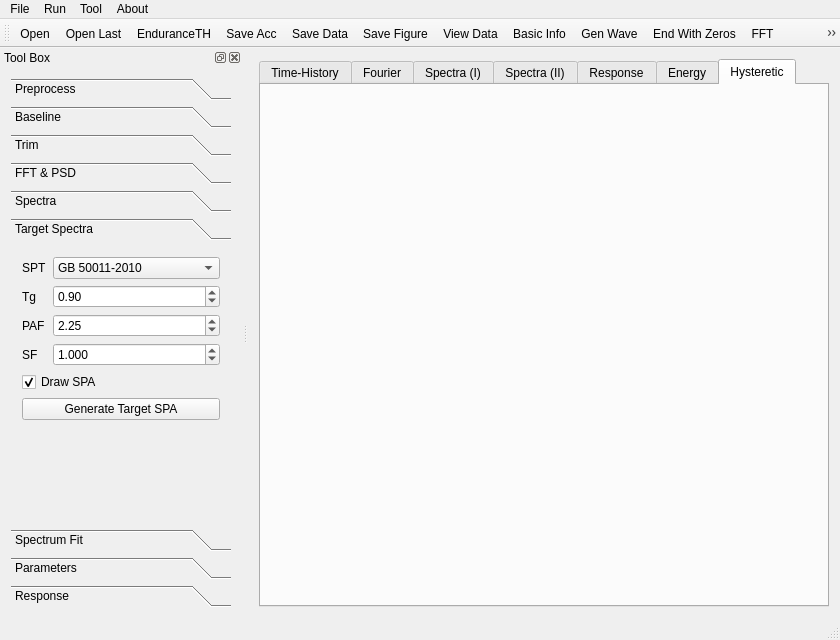
Qt form EQSignal/mainwindow.ui (Panchatantra/EQSignal) before a commit.
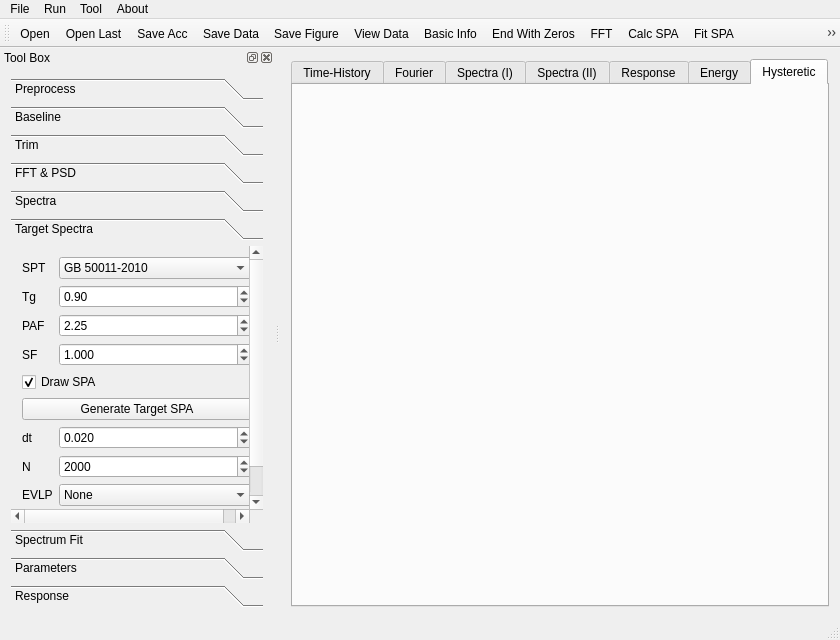
The same form after that commit. The open tabs and pages were chosen to show the change. Icons and pictures are not drawn. Custom widgets are drawn as their Qt base class.

Commit message: artificial wave

Patch:
```diff
--- a/EQSignal/mainwindow.ui
+++ b/EQSignal/mainwindow.ui
@@ -1278,6 +1278,88 @@
            </property>
           </widget>
          </item>
+         <item row="9" column="0" colspan="2">
+          <widget class="QPushButton" name="GenAW">
+           <property name="text">
+            <string>Generate Artificial Wave</string>
+           </property>
+          </widget>
+         </item>
+         <item row="6" column="1">
+          <widget class="QDoubleSpinBox" name="DT">
+           <property name="decimals">
+            <number>3</number>
+           </property>
+           <property name="minimum">
+            <double>0.001000000000000</double>
+           </property>
+           <property name="maximum">
+            <double>100.000000000000000</double>
+           </property>
+           <property name="singleStep">
+            <double>0.005000000000000</double>
+           </property>
+           <property name="value">
+            <double>0.020000000000000</double>
+           </property>
+          </widget>
+         </item>
+         <item row="6" column="0">
+          <widget class="QLabel" name="label_40">
+           <property name="text">
+            <string>dt</string>
+           </property>
+          </widget>
+         </item>
+         <item row="7" column="1">
+          <widget class="QSpinBox" name="N">
+           <property name="minimum">
+            <number>100</number>
+           </property>
+           <property name="maximum">
+            <number>100000</number>
+           </property>
+           <property name="singleStep">
+            <number>100</number>
+           </property>
+           <property name="value">
+            <number>2000</number>
+           </property>
+          </widget>
+         </item>
+         <item row="7" column="0">
+          <widget class="QLabel" name="label_41">
+           <property name="text">
+            <string>N</string>
+           </property>
+          </widget>
+         </item>
+         <item row="8" column="1">
+          <widget class="QComboBox" name="EnvelopeType">
+           <item>
+            <property name="text">
+             <string>None</string>
+            </property>
+           </item>
+           <item>
+            <property name="text">
+             <string>Linear (for Endurance Waves)</string>
+            </property>
+           </item>
+           <item>
+            <property name="text">
+             <string>Three Part</string>
+            </property>
+           </item>
+          </widget>
+         </item>
+         <item row="8" column="0">
+          <widget class="QLabel" name="label_42">
+           <property name="text">
+            <string>EVLP</string>
+           </property>
+          </widget>
+         </item>
         </layout>
        </widget>
        <widget class="QWidget" name="SPF">
@@ -1863,13 +1945,11 @@
    </attribute>
    <addaction name="actionOpen"/>
    <addaction name="actionOpenLast"/>
-   <addaction name="actionEnduranceTH"/>
    <addaction name="actionSaveAcc"/>
    <addaction name="actionSaveData"/>
    <addaction name="actionSaveFig"/>
    <addaction name="actionViewData"/>
    <addaction name="actionBasicInfo"/>
-   <addaction name="actionGenWave"/>
    <addaction name="actionEndtoZero"/>
    <addaction name="actionFFT"/>
    <addaction name="actionCalcSPA"/>
@@ -2033,18 +2113,6 @@
     <string>Toggle X-Scale</string>
    </property>
   </action>
-  <action name="actionEnduranceTH">
-   <property name="icon">
-    <iconset resource="mainwindow.qrc">
-     <normaloff>:/MainWindow/icons/Duration.png</normaloff>:/MainWindow/icons/Duration.png</iconset>
-   </property>
-   <property name="text">
-    <string>EnduranceTH</string>
-   </property>
-   <property name="toolTip">
-    <string>Generate Endurance Signal</string>
-   </property>
-  </action>
  </widget>
  <layoutdefault spacing="6" margin="11"/>
  <customwidgets>
```
Left out of the diff: 10 changed lines with no effect on the pictures. The commit also changes 22 other files.
